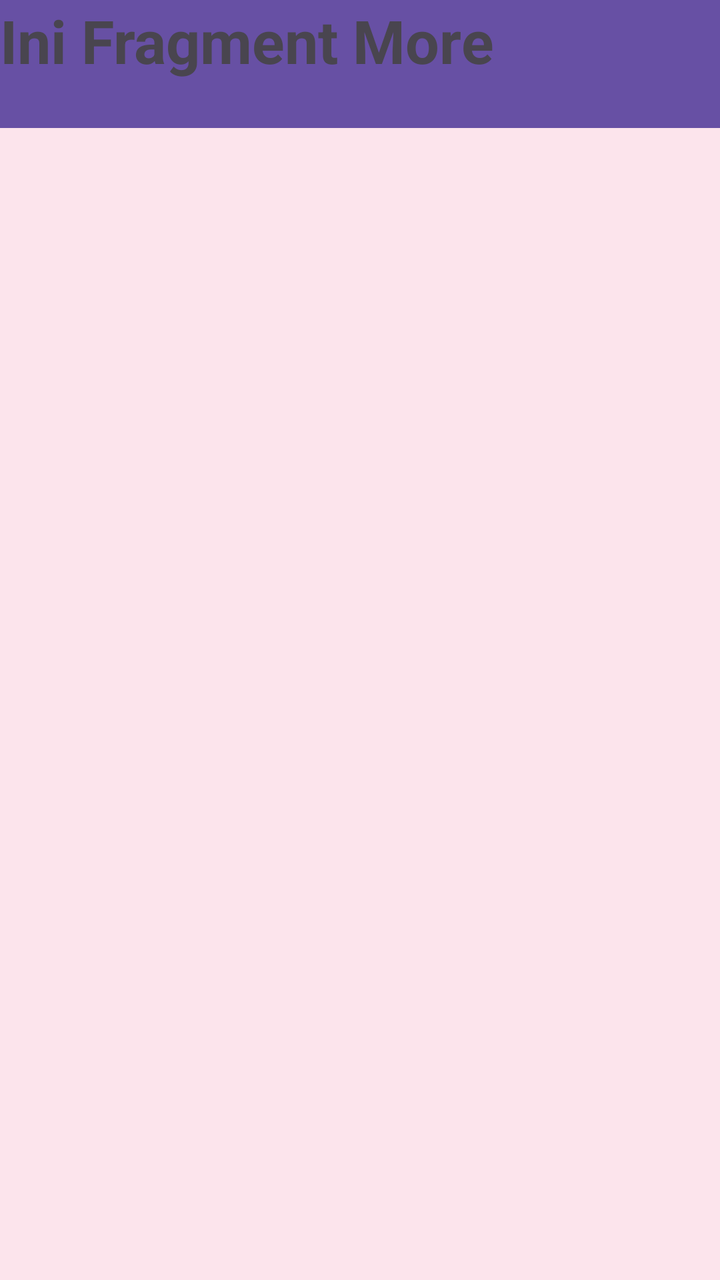
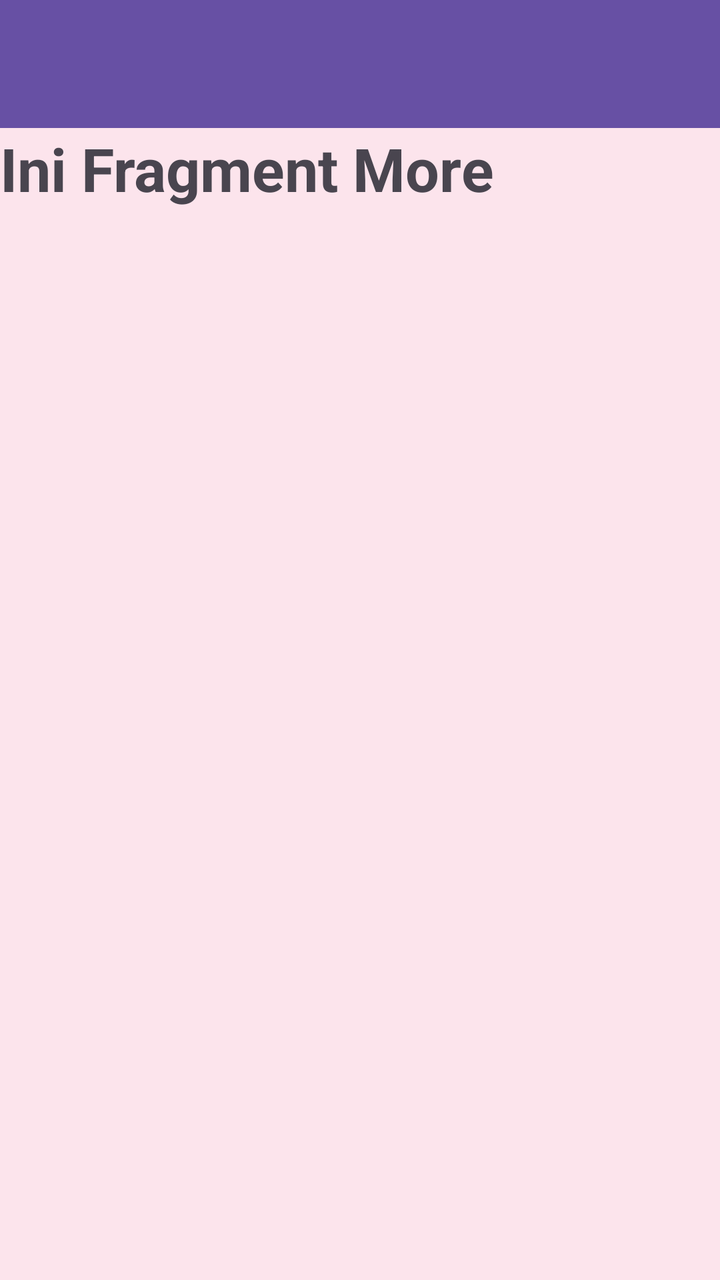

The first picture is an Android layout as it rendered before a commit; the second is the same layout after the commit. The layout source and the unified diff follow.
<!-- AndroidManifest.xml: application theme Theme.PaniApps -->
<!-- res/layout/fragment_more.xml -->
<?xml version="1.0" encoding="utf-8"?>
<FrameLayout xmlns:android="http://schemas.android.com/apk/res/android"
    xmlns:tools="http://schemas.android.com/tools"
    android:layout_width="match_parent"
    android:layout_height="match_parent"
    xmlns:app="http://schemas.android.com/apk/res-auto"
    android:background="#FCE4EC"
    tools:context=".More.MoreFragment">


    

    <androidx.appcompat.widget.Toolbar
        android:id="@+id/toolbar"
        android:layout_width="match_parent"
        android:layout_height="?attr/actionBarSize"
        android:background="?attr/colorPrimary"
        app:layout_constraintEnd_toEndOf="parent"
        app:layout_constraintStart_toStartOf="parent"
        app:layout_constraintTop_toTopOf="parent"
        app:layout_scrollFlags="scroll|enterAlways"
        app:subtitleTextColor="@android:color/white"
        app:titleTextColor="@android:color/white" />

    <TextView
        android:layout_width="match_parent"
        android:layout_height="match_parent"
        android:textSize="30sp"
        android:textStyle="bold"
        android:text="Ini Fragment More" />

</FrameLayout>
<!-- resources referenced by this layout -->
<resources>
  <style name="Theme.PaniApps" parent="Base.Theme.PaniApps" />
  <style name="Base.Theme.PaniApps" parent="Theme.Material3.DayNight.NoActionBar">
          
          
      </style>
</resources>

<!-- the commit's change to res/layout/fragment_more.xml (unified diff, before → after) -->
@@ -1,5 +1,6 @@
 <?xml version="1.0" encoding="utf-8"?>
-<FrameLayout xmlns:android="http://schemas.android.com/apk/res/android"
+<androidx.constraintlayout.widget.ConstraintLayout
+    xmlns:android="http://schemas.android.com/apk/res/android"
     xmlns:tools="http://schemas.android.com/tools"
     android:layout_width="match_parent"
     android:layout_height="match_parent"
@@ -24,9 +25,13 @@
 
     <TextView
         android:layout_width="match_parent"
-        android:layout_height="match_parent"
+        android:layout_height="0dp"
+        android:text="Ini Fragment More"
         android:textSize="30sp"
         android:textStyle="bold"
-        android:text="Ini Fragment More" />
+        app:layout_constraintBottom_toBottomOf="parent"
+        app:layout_constraintEnd_toEndOf="parent"
+        app:layout_constraintStart_toStartOf="parent"
+        app:layout_constraintTop_toBottomOf="@+id/toolbar" />
 
-</FrameLayout>
+</androidx.constraintlayout.widget.ConstraintLayout>
